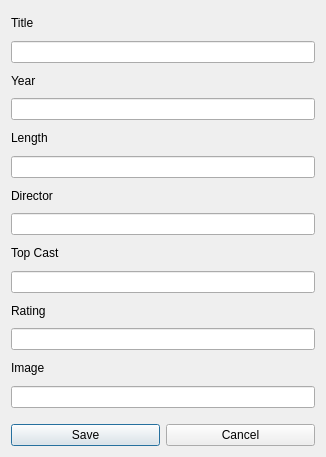
This is dialogwindow.ui in filip-ba/movie-archive as Qt 5 draws it before an edit. The edited form follows.
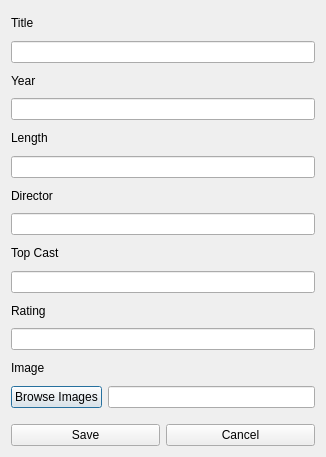
This is the edited form.

Commit message: movie cover

The edit to the form file:
```diff
--- a/dialogwindow.ui
+++ b/dialogwindow.ui
@@ -86,7 +86,18 @@
     </widget>
    </item>
    <item>
-    <widget class="QLineEdit" name="leMovieImage"/>
+    <layout class="QHBoxLayout" name="horizontalLayout_2">
+     <item>
+      <widget class="QPushButton" name="btnSelectImage">
+       <property name="text">
+        <string>Browse Images</string>
+       </property>
+      </widget>
+     </item>
+     <item>
+      <widget class="QLineEdit" name="leMovieImage"/>
+     </item>
+    </layout>
    </item>
    <item>
     <spacer name="verticalSpacer">
```
The commit also changes 5 other files.
